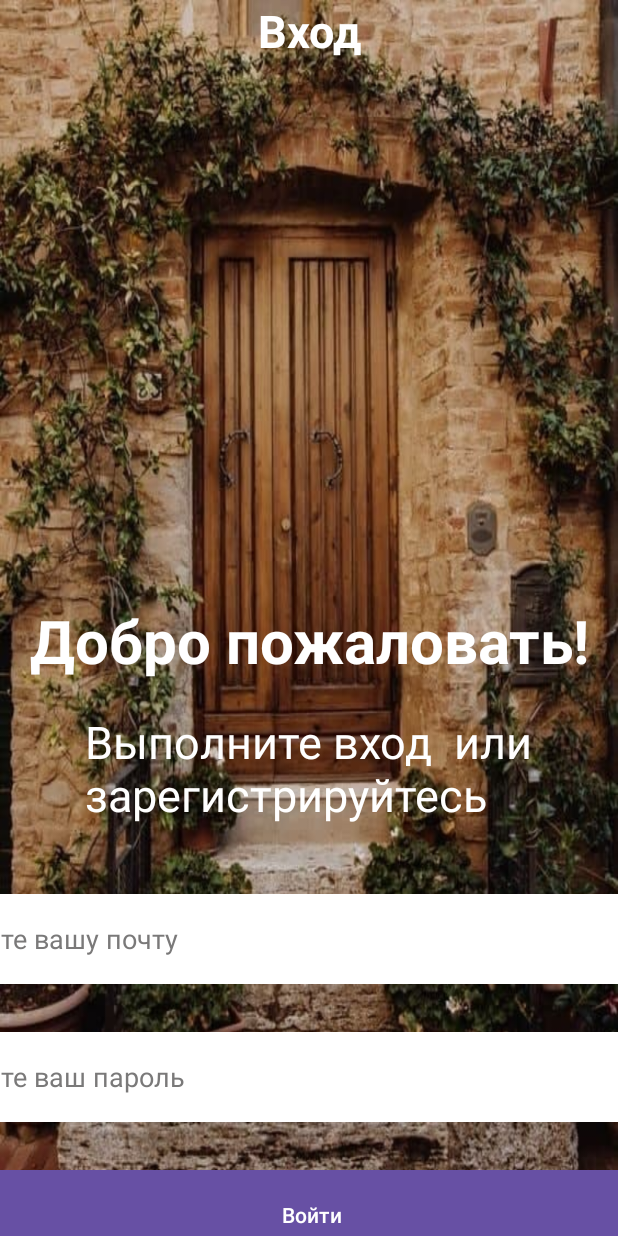
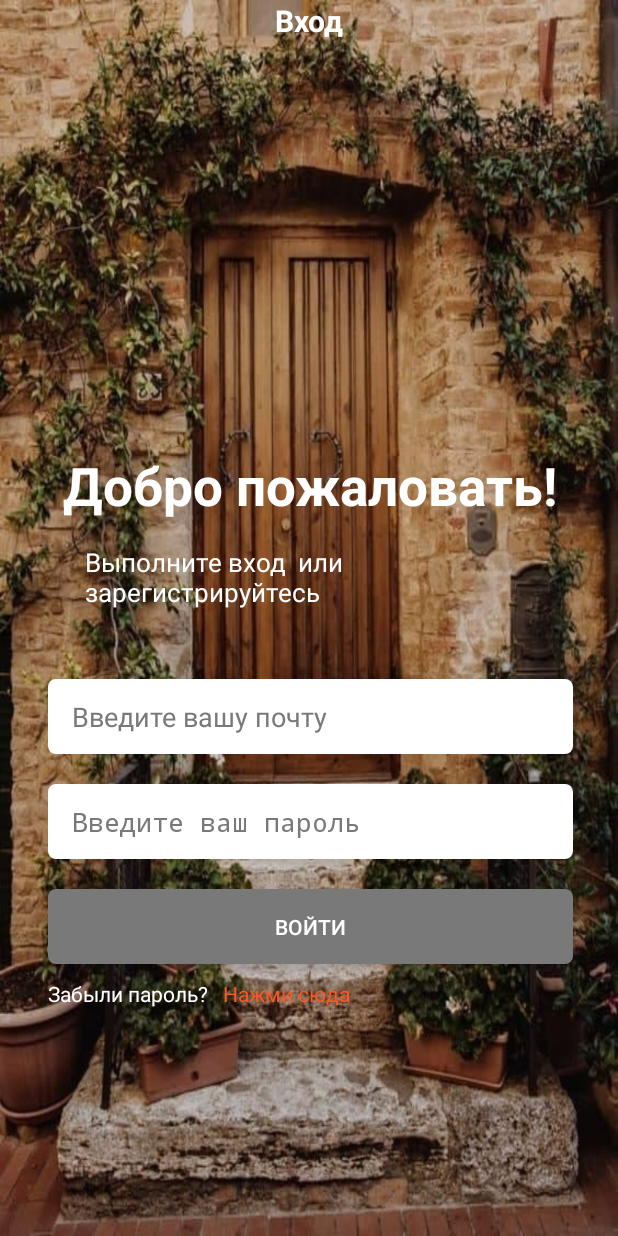
Before and after one commit to ZhannaSap/Sapaaliea_Zhanna_hw6_m2, an Android app: the screen it shows after launch (MainActivity), on a phone screen of 412 x 824 dp. Run offline under Robolectric (Android 15) with nearby library versions, the phone set to English and light mode, and no system bars.

Commit message:
added some code

```diff
--- a/app/src/main/AndroidManifest.xml
+++ b/app/src/main/AndroidManifest.xml
@@ -14,7 +14,9 @@
         tools:targetApi="31">
         <activity
             android:name=".MainActivity"
-            android:exported="true">
+            android:exported="true"
+            android:windowSoftInputMode="adjustResize"
+            >
             <intent-filter>
                 <action android:name="android.intent.action.MAIN" />
 
--- a/app/src/main/java/com/example/sapaaliea_zhanna_hw6_m2/MainActivity.java
+++ b/app/src/main/java/com/example/sapaaliea_zhanna_hw6_m2/MainActivity.java
@@ -3,6 +3,14 @@ package com.example.sapaaliea_zhanna_hw6_m2;
 import androidx.appcompat.app.AppCompatActivity;
 
 import android.os.Bundle;
+import android.text.Editable;
+import android.text.InputType;
+import android.text.TextWatcher;
+import android.view.View;
+import android.widget.Button;
+import android.widget.EditText;
+import android.widget.TextView;
+import android.widget.Toast;
 
 public class MainActivity extends AppCompatActivity {
 
@@ -10,5 +18,78 @@ public class MainActivity extends AppCompatActivity {
     protected void onCreate(Bundle savedInstanceState) {
         super.onCreate(savedInstanceState);
         setContentView(R.layout.activity_main);
+        TextView enter = findViewById(R.id.text_view_ent);
+        EditText editTextEmail = findViewById(R.id.editTextEmail);
+        EditText editTextPassword = findViewById(R.id.editTextPassword);
+        Button buttonLogin = findViewById(R.id.buttonLogin);
+        TextView textViewWelcome = findViewById(R.id.textViewWelcome);
+        TextView textViewDescription = findViewById(R.id.textViewDescription);
+        TextView textViewForgotPassword = findViewById(R.id.foggot_password_text);
+        TextView textClickHere = findViewById(R.id.textview_click_here);
+
+        editTextPassword.setInputType(InputType.TYPE_CLASS_TEXT | InputType.TYPE_TEXT_VARIATION_PASSWORD);
+
+        editTextEmail.addTextChangedListener(new TextWatcher() {
+            @Override
+            public void beforeTextChanged(CharSequence charSequence, int i, int i1, int i2) {
+            }
+
+            @Override
+            public void onTextChanged(CharSequence charSequence, int i, int i1, int i2) {
+                if (charSequence.length() > 0) {
+                    buttonLogin.setBackgroundColor(getResources().getColor(R.color.orange));
+                } else {
+                    buttonLogin.setBackgroundColor(getResources().getColor(R.color.gray));
+                }
+            }
+
+            @Override
+            public void afterTextChanged(Editable editable) {
+
+            }
+        });
+        editTextPassword.addTextChangedListener(new TextWatcher() {
+            @Override
+            public void beforeTextChanged(CharSequence charSequence, int i, int i1, int i2) {
+            }
+
+            @Override
+            public void onTextChanged(CharSequence charSequence, int i, int i1, int i2) {
+                if (charSequence.length() > 0) {
+                    buttonLogin.setBackgroundColor(getResources().getColor(R.color.orange));
+                } else {
+                    buttonLogin.setBackgroundColor(getResources().getColor(R.color.gray));
+                }
+            }
+
+            @Override
+            public void afterTextChanged(Editable editable) {
+
+            }
+        });
+
+        buttonLogin.setOnClickListener(new View.OnClickListener() {
+            @Override
+            public void onClick(View v) {
+                String email = editTextEmail.getText().toString();
+                String password = editTextPassword.getText().toString();
+
+
+                if (email.equals("admin") && password.equals("admin")) {
+                    Toast.makeText(MainActivity.this, "Вы успешно зарегестрировались", Toast.LENGTH_SHORT).show();
+                    textViewWelcome.setVisibility(View.VISIBLE);
+                    enter.setVisibility(View.GONE);
+                    textViewDescription.setVisibility(View.GONE);
+                    editTextEmail.setVisibility(View.GONE);
+                    editTextPassword.setVisibility(View.GONE);
+                    buttonLogin.setVisibility(View.GONE);
+                    textViewForgotPassword.setVisibility(View.GONE);
+                    textClickHere.setVisibility(View.GONE);
+                } else {
+                    Toast.makeText(MainActivity.this, "Неправельный логин и пароль", Toast.LENGTH_SHORT).show();
+                }
+            }
+        });
+
     }
 }
--- a/app/src/main/res/layout/activity_main.xml
+++ b/app/src/main/res/layout/activity_main.xml
@@ -6,18 +6,18 @@
     android:layout_height="match_parent"
     android:background="@drawable/hw6_background"
     tools:context=".MainActivity">
+
     <TextView
         android:id="@+id/text_view_ent"
         android:layout_width="wrap_content"
         android:layout_height="wrap_content"
         android:text="Вход"
         android:textColor="@color/white"
-        android:textSize="30dp"
+        android:textSize="20dp"
         android:textStyle="bold"
-        app:layout_constraintTop_toTopOf="parent"
+        app:layout_constraintEnd_toEndOf="parent"
         app:layout_constraintStart_toStartOf="parent"
-        app:layout_constraintEnd_toEndOf="parent"
-        />
+        app:layout_constraintTop_toTopOf="parent" />
 
 
     <TextView
@@ -25,71 +25,91 @@
         android:layout_width="wrap_content"
         android:layout_height="wrap_content"
         android:layout_centerHorizontal="true"
-        app:layout_constraintTop_toTopOf="@id/text_view_ent"
-        android:layout_marginTop="400dp"
+        android:layout_marginTop="300dp"
+        android:text="Добро пожаловать!"
+        android:textColor="@color/white"
+        android:textSize="35sp"
+        android:textStyle="bold"
+        app:layout_constraintEnd_toEndOf="@id/text_view_ent"
         app:layout_constraintStart_toStartOf="@id/text_view_ent"
-        app:layout_constraintEnd_toEndOf="@id/text_view_ent"
-        android:textColor="@color/white"
-        android:text="Добро пожаловать!"
-        android:textSize="40sp"
-        android:textStyle="bold" />
+        app:layout_constraintTop_toTopOf="@id/text_view_ent" />
 
     <TextView
         android:id="@+id/textViewDescription"
         android:layout_width="300dp"
-        android:layout_height="90dp"
+        android:layout_height="50dp"
+        android:layout_centerHorizontal="true"
+        android:layout_marginTop="15dp"
+        android:text="Выполните вход  или зарегистрируйтесь"
+        android:textColor="@color/white"
+        android:textSize="17sp"
+        android:textStyle="normal"
+        app:layout_constraintEnd_toEndOf="@id/textViewWelcome"
         app:layout_constraintStart_toStartOf="@id/textViewWelcome"
-        app:layout_constraintTop_toBottomOf="@id/textViewWelcome"
-        app:layout_constraintEnd_toEndOf="@id/textViewWelcome"
-        android:layout_centerHorizontal="true"
-        android:layout_marginTop="20dp"
-        android:textColor="@color/white"
-        android:text="Выполните вход  или зарегистрируйтесь"
-        android:textStyle="normal"
-        android:textSize="30sp" />
+        app:layout_constraintTop_toBottomOf="@id/textViewWelcome" />
 
     <EditText
         android:id="@+id/editTextEmail"
-        android:layout_width="550dp"
-        android:layout_height="60dp"
+        android:layout_width="350dp"
+        android:layout_height="50dp"
         android:layout_below="@id/textViewDescription"
-        app:layout_constraintTop_toBottomOf="@id/textViewDescription"
-        app:layout_constraintStart_toStartOf="@id/textViewDescription"
-        app:layout_constraintEnd_toEndOf="@id/textViewDescription"
-        android:layout_marginTop="32dp"
-        android:textColorHint="@color/gray"
+        android:layout_marginTop="40dp"
         android:background="@drawable/edit_text_corners"
         android:hint="Введите вашу почту"
         android:paddingStart="16dp"
         android:textColor="#000000"
-        />
+        android:textColorHint="@color/gray"
+        app:layout_constraintEnd_toEndOf="@id/textViewDescription"
+        app:layout_constraintStart_toStartOf="@id/textViewDescription"
+        app:layout_constraintTop_toBottomOf="@id/textViewDescription" />
 
     <EditText
         android:id="@+id/editTextPassword"
-        android:layout_width="550dp"
-        android:layout_height="60dp"
+        android:layout_width="350dp"
+        android:layout_height="50dp"
         android:layout_below="@id/textViewDescription"
-        app:layout_constraintTop_toBottomOf="@id/editTextEmail"
-        app:layout_constraintStart_toStartOf="@id/editTextEmail"
-        app:layout_constraintEnd_toEndOf="@id/editTextEmail"
-        android:layout_marginTop="32dp"
-        android:textColorHint="@color/gray"
+        android:layout_marginTop="20dp"
         android:background="@drawable/edit_text_corners"
         android:hint="Введите ваш пароль"
         android:paddingStart="16dp"
-        android:textColor="#000000" />
+        android:textColor="#000000"
+        android:textColorHint="@color/gray"
+        app:layout_constraintEnd_toEndOf="@id/editTextEmail"
+        app:layout_constraintStart_toStartOf="@id/editTextEmail"
+        app:layout_constraintTop_toBottomOf="@id/editTextEmail" />
+
     <Button
         android:id="@+id/buttonLogin"
-        android:layout_width="550dp"
-        android:layout_height="60dp"
-        android:layout_marginTop="32dp"
+        android:layout_width="350dp"
+        android:layout_height="50dp"
+        android:layout_marginTop="20dp"
+        android:background="@drawable/bg_button"
         android:text="Войти"
-        android:background="@drawable/bg_button"
-        app:layout_constraintTop_toBottomOf="@id/editTextPassword"
+        android:textColor="@color/white"
+        app:layout_constraintEnd_toEndOf="@id/editTextPassword"
         app:layout_constraintStart_toStartOf="@id/editTextPassword"
-        app:layout_constraintEnd_toEndOf="@id/editTextPassword"
+        app:layout_constraintTop_toBottomOf="@id/editTextPassword" />
+
+    <TextView
+        android:id="@+id/foggot_password_text"
+        android:layout_width="wrap_content"
+        android:layout_height="wrap_content"
+        android:layout_marginTop="10dp"
+        android:text="Забыли пароль?"
         android:textColor="@color/white"
-        android:backgroundTint="@color/gray" />
+        app:layout_constraintStart_toStartOf="@id/buttonLogin"
+        app:layout_constraintTop_toBottomOf="@id/buttonLogin" />
 
+    <TextView
+        android:id="@+id/textview_click_here"
+        android:layout_width="wrap_content"
+        android:layout_height="wrap_content"
+        android:text="Нажми сюда"
+        app:layout_constraintStart_toEndOf="@id/foggot_password_text"
+        app:layout_constraintTop_toBottomOf="@id/buttonLogin"
+        android:layout_marginTop="10dp"
+        android:layout_marginStart="10dp"
+        android:textColor="@color/orange"
+        />
 
 </androidx.constraintlayout.widget.ConstraintLayout>
--- a/app/src/main/res/values/colors.xml
+++ b/app/src/main/res/values/colors.xml
@@ -3,4 +3,5 @@
     <color name="black">#FF000000</color>
     <color name="white">#FFFFFFFF</color>
     <color name="gray">#7A7979</color>
+    <color name="orange">#FF5722</color>
 </resources>
--- a/app/src/main/res/values/themes.xml
+++ b/app/src/main/res/values/themes.xml
@@ -1,6 +1,6 @@
 <resources xmlns:tools="http://schemas.android.com/tools">
     <!-- Base application theme. -->
-    <style name="Base.Theme.Sapaaliea_Zhanna_hw6_m2" parent="Theme.Material3.DayNight.NoActionBar">
+    <style name="Base.Theme.Sapaaliea_Zhanna_hw6_m2" parent="Theme.MaterialComponents.DayNight.NoActionBar.Bridge">
         <!-- Customize your light theme here. -->
         <!-- <item name="colorPrimary">@color/my_light_primary</item> -->
     </style>
```
